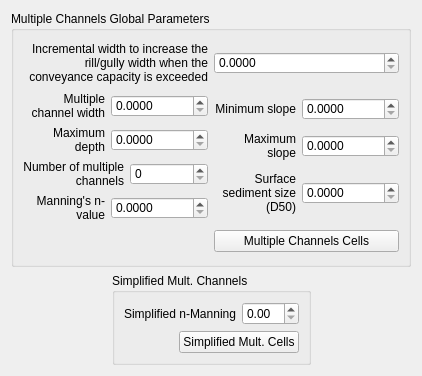
Above: flo2d/ui/multiple_channels_editor.ui from FLO-2DSoftware/qgis-flo-2d-plugin before the change. Below: the same form after it.
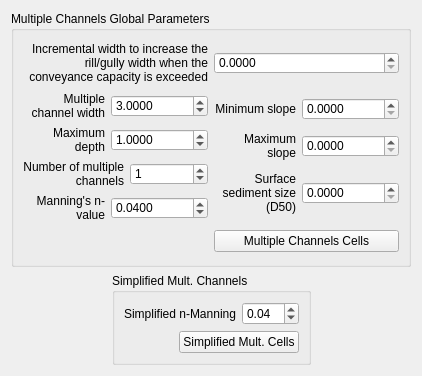
That is the form after the change.

Commit message: Fix mult channels defaults

```diff
--- a/flo2d/ui/multiple_channels_editor.ui
+++ b/flo2d/ui/multiple_channels_editor.ui
@@ -155,6 +155,9 @@
             <property name="singleStep">
              <double>1.000000000000000</double>
             </property>
+            <property name="value">
+             <double>3.000000000000000</double>
+            </property>
            </widget>
           </item>
          </layout>
@@ -212,6 +215,9 @@
             <property name="singleStep">
              <double>1.000000000000000</double>
             </property>
+            <property name="value">
+             <double>1.000000000000000</double>
+            </property>
            </widget>
           </item>
          </layout>
@@ -254,6 +260,9 @@
             <property name="maximum">
              <number>100000</number>
             </property>
+            <property name="value">
+             <number>1</number>
+            </property>
            </widget>
           </item>
          </layout>
@@ -311,6 +320,9 @@
             <property name="singleStep">
              <double>1.000000000000000</double>
             </property>
+            <property name="value">
+             <double>0.040000000000000</double>
+            </property>
            </widget>
           </item>
          </layout>
@@ -555,7 +567,11 @@
            </widget>
           </item>
           <item>
-           <widget class="QDoubleSpinBox" name="simple_manning_dbox"/>
+           <widget class="QDoubleSpinBox" name="simple_manning_dbox">
+            <property name="value">
+             <double>0.040000000000000</double>
+            </property>
+           </widget>
           </item>
          </layout>
         </item>
```
The commit also changes 1 other file.
